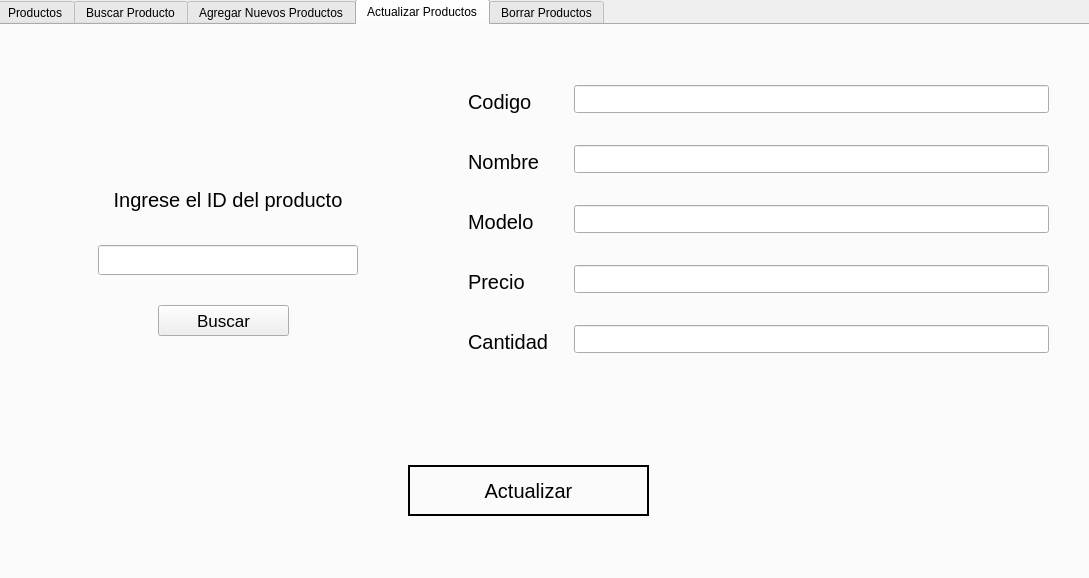
Above: prueba.ui from JoseFernando7/pruebaGit before the change. Below: the same form after it.
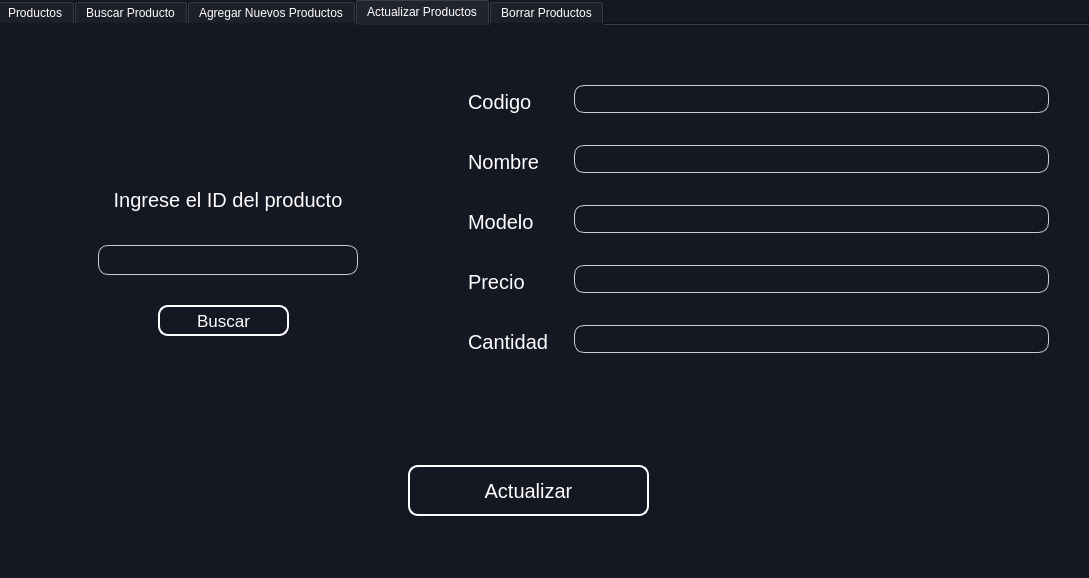
That is the form after the change. The open tabs and pages were chosen to show the change.

Commit message: Decoración añadida

Diff of the .ui file:
```diff
--- a/prueba.ui
+++ b/prueba.ui
@@ -14,7 +14,7 @@
    <string>MainWindow</string>
   </property>
   <property name="styleSheet">
-   <string notr="true"/>
+   <string notr="true">background-color: #151722;</string>
   </property>
   <widget class="QWidget" name="centralwidget">
    <widget class="QTabWidget" name="tabWidget">
@@ -29,6 +29,10 @@
     <property name="cursor">
      <cursorShape>ArrowCursor</cursorShape>
     </property>
+    <property name="styleSheet">
+     <string notr="true">background-color: #151722;
+color: #fff;</string>
+    </property>
     <property name="currentIndex">
      <number>0</number>
     </property>
@@ -526,7 +530,9 @@
         <widget class="QLineEdit" name="actCodigo">
          <property name="styleSheet">
           <string notr="true">margin-top: 10px;
-padding: 5px;</string>
+padding: 5px;
+border: 1px solid #ccc;
+border-radius: 10px;</string>
          </property>
         </widget>
        </item>
@@ -549,7 +555,9 @@
         <widget class="QLineEdit" name="actNombre">
          <property name="styleSheet">
           <string notr="true">margin-top: 10px;
-padding: 5px;</string>
+padding: 5px;
+border: 1px solid #ccc;
+border-radius: 10px;</string>
          </property>
         </widget>
        </item>
@@ -572,7 +580,9 @@
         <widget class="QLineEdit" name="actModelo">
          <property name="styleSheet">
           <string notr="true">margin-top: 10px;
-padding: 5px;</string>
+padding: 5px;
+border: 1px solid #ccc;
+border-radius: 10px;</string>
          </property>
         </widget>
        </item>
@@ -595,7 +605,9 @@
         <widget class="QLineEdit" name="acrPrecio">
          <property name="styleSheet">
           <string notr="true">margin-top: 10px;
-padding: 5px;</string>
+padding: 5px;
+border: 1px solid #ccc;
+border-radius: 10px;</string>
          </property>
         </widget>
        </item>
@@ -618,7 +630,9 @@
         <widget class="QLineEdit" name="actCantidad">
          <property name="styleSheet">
           <string notr="true">margin-top: 10px;
-padding: 5px;</string>
+padding: 5px;
+border: 1px solid #ccc;
+border-radius: 10px;</string>
          </property>
         </widget>
        </item>
@@ -654,6 +668,10 @@
         <height>30</height>
        </rect>
       </property>
+      <property name="styleSheet">
+       <string notr="true">border: 1px solid #ccc;
+border-radius: 10px;</string>
+      </property>
      </widget>
      <widget class="QPushButton" name="bBuscarAct">
       <property name="geometry">
@@ -672,6 +690,19 @@
       <property name="cursor">
        <cursorShape>PointingHandCursor</cursorShape>
       </property>
+      <property name="styleSheet">
+       <string notr="true">QPushButton
+{
+	border: 2px solid #fff;
+	border-radius: 10px
+}
+
+QPushButton:hover
+{
+	background-color: #999;
+	color: #000;
+}</string>
+      </property>
       <property name="text">
        <string>Buscar</string>
       </property>
@@ -696,7 +727,8 @@
       <property name="styleSheet">
        <string notr="true">QPushButton
 {
-	border: 2px solid #000;
+	border: 2px solid #fff;
+	border-radius: 10px
 }
 
 QPushButton:hover
```
Left out of the diff: 68 changed lines with no effect on the pictures. The commit also changes 1 other file.
